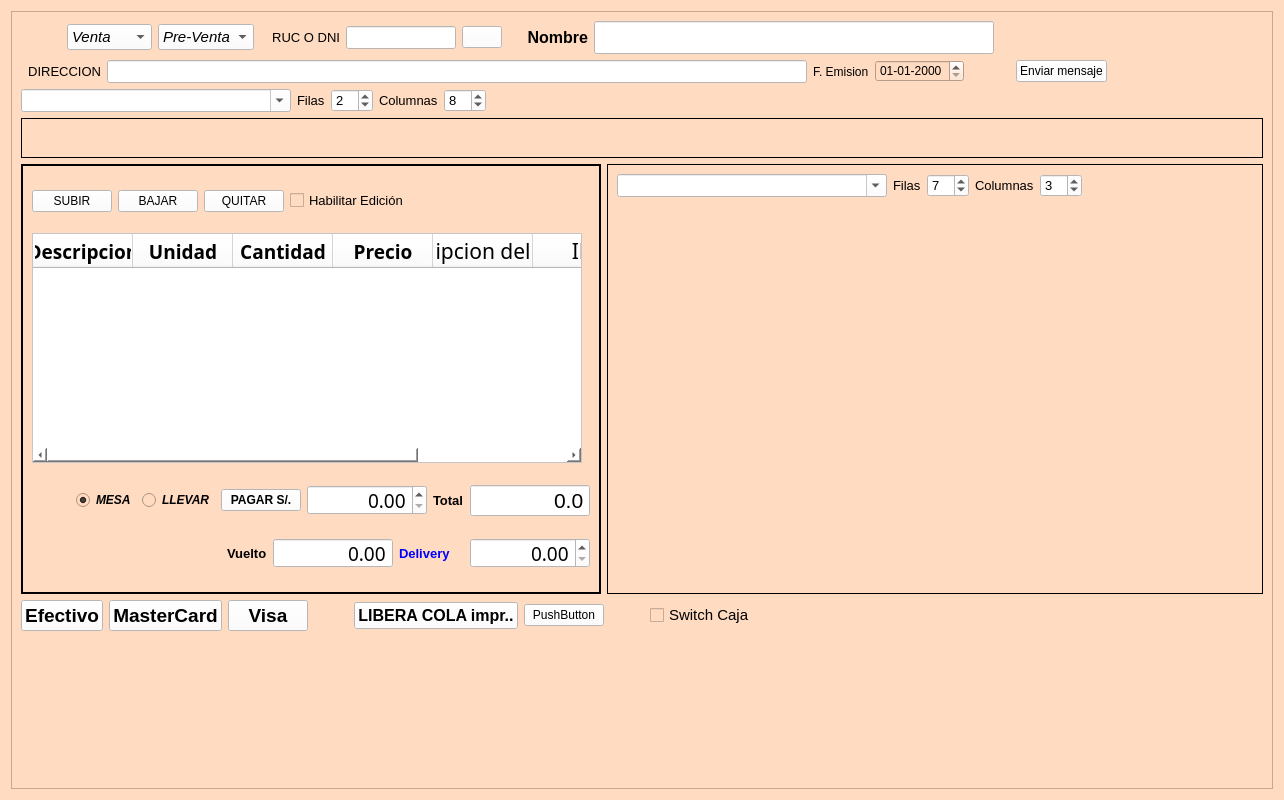
First picture: the form in Polleria/comprobante/comprobante.ui, repository radtek/manager, before the edit.
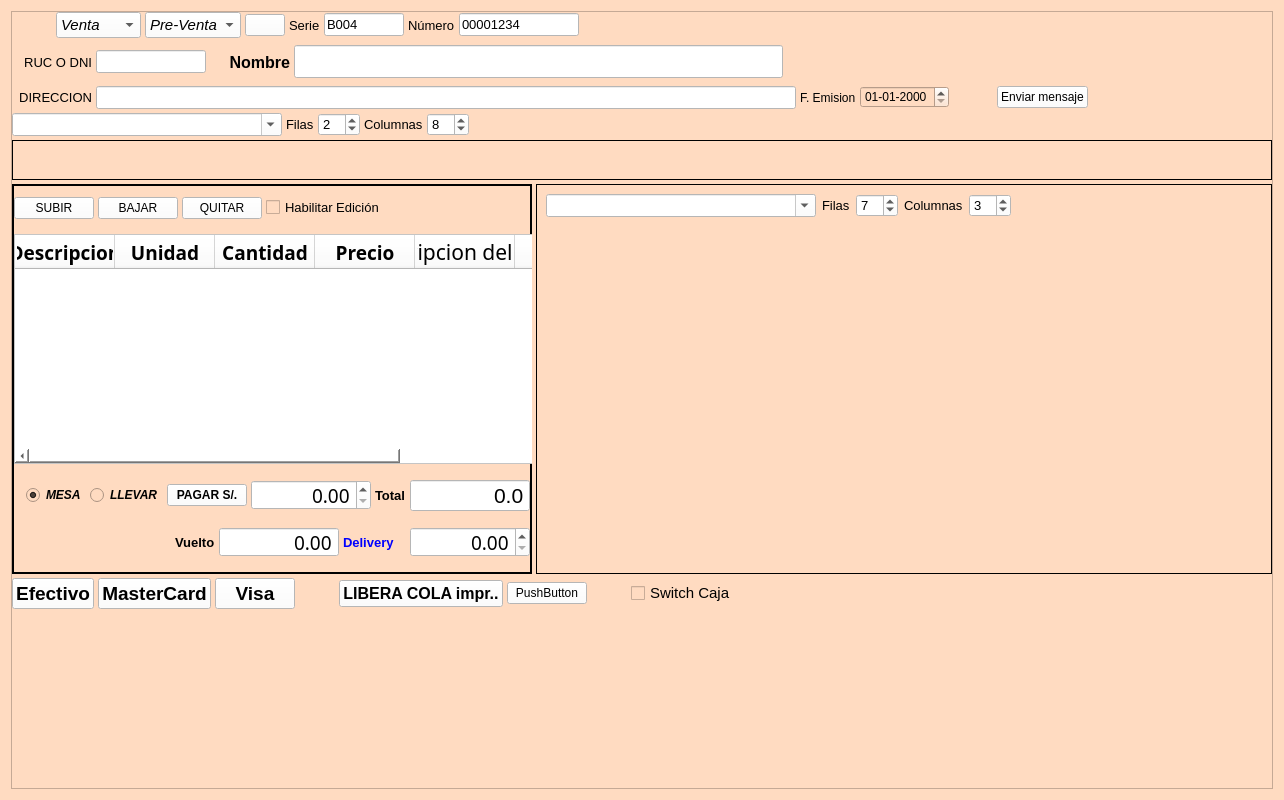
Second picture: the form after the edit. Icons and pictures are not drawn.

The edit to the form file:
```diff
--- a/Polleria/comprobante/comprobante.ui
+++ b/Polleria/comprobante/comprobante.ui
@@ -60,6 +60,21 @@
        </rect>
       </property>
       <layout class="QVBoxLayout" name="verticalLayout_3">
+       <property name="spacing">
+        <number>4</number>
+       </property>
+       <property name="leftMargin">
+        <number>0</number>
+       </property>
+       <property name="topMargin">
+        <number>0</number>
+       </property>
+       <property name="rightMargin">
+        <number>0</number>
+       </property>
+       <property name="bottomMargin">
+        <number>0</number>
+       </property>
        <item>
         <layout class="QHBoxLayout" name="horizontalLayout">
          <item>
@@ -142,6 +157,140 @@
           </widget>
          </item>
          <item>
+          <widget class="QPushButton" name="pushButton_edit_cliente">
+           <property name="text">
+            <string/>
+           </property>
+           <property name="icon">
+            <iconset resource="../iconos.qrc">
+             <normaloff>:/new/Iconos/edit (2).png</normaloff>:/new/Iconos/edit (2).png</iconset>
+           </property>
+          </widget>
+         </item>
+         <item>
+          <widget class="QLabel" name="label_serie">
+           <property name="font">
+            <font>
+             <pointsize>10</pointsize>
+            </font>
+           </property>
+           <property name="text">
+            <string>Serie</string>
+           </property>
+          </widget>
+         </item>
+         <item>
+          <widget class="QLineEdit" name="lineEdit_serie">
+           <property name="minimumSize">
+            <size>
+             <width>80</width>
+             <height>0</height>
+            </size>
+           </property>
+           <property name="maximumSize">
+            <size>
+             <width>80</width>
+             <height>16777215</height>
+            </size>
+           </property>
+           <property name="font">
+            <font>
+             <pointsize>10</pointsize>
+            </font>
+           </property>
+           <property name="text">
+            <string>B004</string>
+           </property>
+           <property name="readOnly">
+            <bool>true</bool>
+           </property>
+          </widget>
+         </item>
+         <item>
+          <widget class="QLabel" name="label_numero">
+           <property name="font">
+            <font>
+             <pointsize>10</pointsize>
+            </font>
+           </property>
+           <property name="text">
+            <string>Número</string>
+           </property>
+          </widget>
+         </item>
+         <item>
+          <widget class="QLineEdit" name="lineEdit_numero">
+           <property name="minimumSize">
+            <size>
+             <width>120</width>
+             <height>0</height>
+            </size>
+           </property>
+           <property name="maximumSize">
+            <size>
+             <width>120</width>
+             <height>16777215</height>
+            </size>
+           </property>
+           <property name="font">
+            <font>
+             <pointsize>10</pointsize>
+            </font>
+           </property>
+           <property name="text">
+            <string>00001234</string>
+           </property>
+           <property name="readOnly">
+            <bool>true</bool>
+           </property>
+          </widget>
+         </item>
+         <item>
+          <spacer name="horizontalSpacer_11">
+           <property name="orientation">
+            <enum>Qt::Horizontal</enum>
+           </property>
+           <property name="sizeHint" stdset="0">
+            <size>
+             <width>40</width>
+             <height>20</height>
+            </size>
+           </property>
+          </spacer>
+         </item>
+        </layout>
+       </item>
+       <item>
+        <widget class="QWidget" name="horizontalWidget" native="true">
+         <property name="minimumSize">
+          <size>
+           <width>0</width>
+           <height>40</height>
+          </size>
+         </property>
+         <property name="maximumSize">
+          <size>
+           <width>16777215</width>
+           <height>40</height>
+          </size>
+         </property>
+         <layout class="QHBoxLayout" name="horizontalLayout_12">
+          <property name="spacing">
+           <number>4</number>
+          </property>
+          <property name="leftMargin">
+           <number>0</number>
+          </property>
+          <property name="topMargin">
+           <number>0</number>
+          </property>
+          <property name="rightMargin">
+           <number>0</number>
+          </property>
+          <property name="bottomMargin">
+           <number>0</number>
+          </property>
+          <item>
           <widget class="QLabel" name="label">
            <property name="minimumSize">
             <size>
@@ -182,18 +331,7 @@
             </font>
            </property>
            <property name="readOnly">
-            <bool>true</bool>
-           </property>
-          </widget>
-         </item>
-         <item>
-          <widget class="QPushButton" name="pushButton_edit_cliente">
-           <property name="text">
-            <string/>
-           </property>
-           <property name="icon">
-            <iconset resource="../iconos.qrc">
-             <normaloff>:/new/Iconos/edit (2).png</normaloff>:/new/Iconos/edit (2).png</iconset>
+             <bool>false</bool>
            </property>
           </widget>
          </item>
@@ -257,6 +395,7 @@
           </spacer>
          </item>
         </layout>
+        </widget>
        </item>
        <item>
         <layout class="QHBoxLayout" name="horizontalLayout_8">
@@ -509,14 +648,14 @@
           <widget class="QFrame" name="frame">
            <property name="minimumSize">
             <size>
-             <width>580</width>
-             <height>430</height>
+             <width>520</width>
+             <height>390</height>
             </size>
            </property>
            <property name="maximumSize">
             <size>
-             <width>580</width>
-             <height>430</height>
+             <width>520</width>
+             <height>390</height>
             </size>
            </property>
            <property name="frameShape">
@@ -529,6 +668,21 @@
             <number>2</number>
            </property>
            <layout class="QVBoxLayout" name="verticalLayout">
+            <property name="spacing">
+             <number>4</number>
+            </property>
+            <property name="leftMargin">
+             <number>0</number>
+            </property>
+            <property name="topMargin">
+             <number>0</number>
+            </property>
+            <property name="rightMargin">
+             <number>0</number>
+            </property>
+            <property name="bottomMargin">
+             <number>0</number>
+            </property>
             <item>
              <layout class="QHBoxLayout" name="horizontalLayout_4">
               <item>
```
Left out of the diff: 1 changed line with no effect on the pictures. Lines whose indentation alone changed are shown as unchanged.
